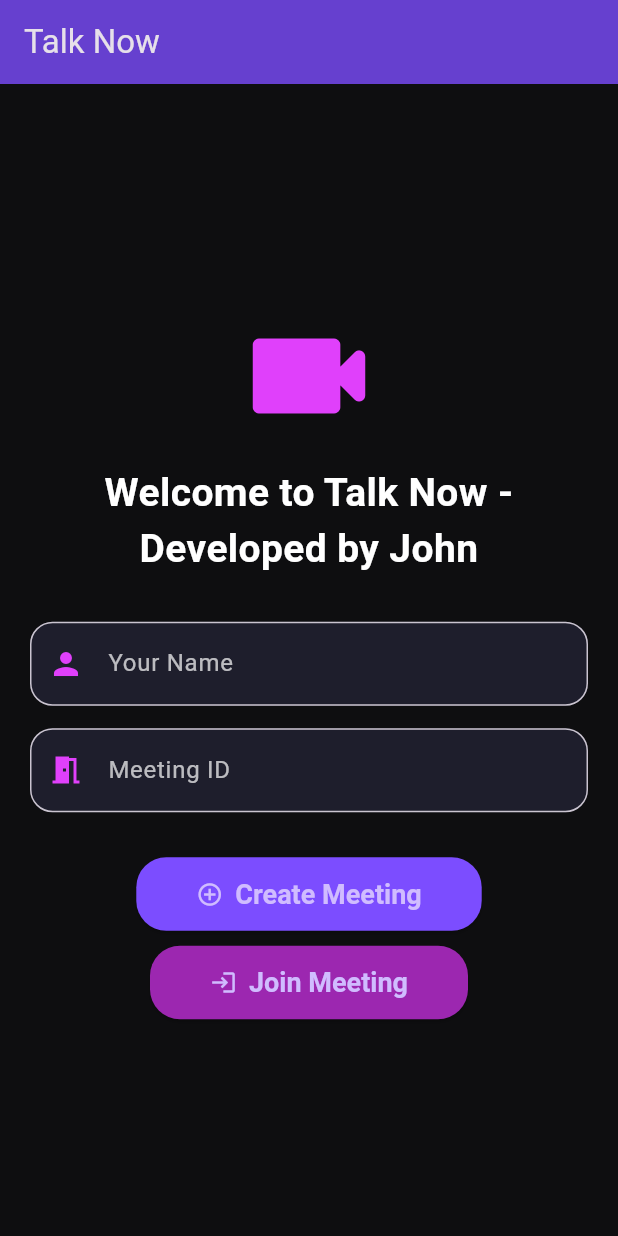
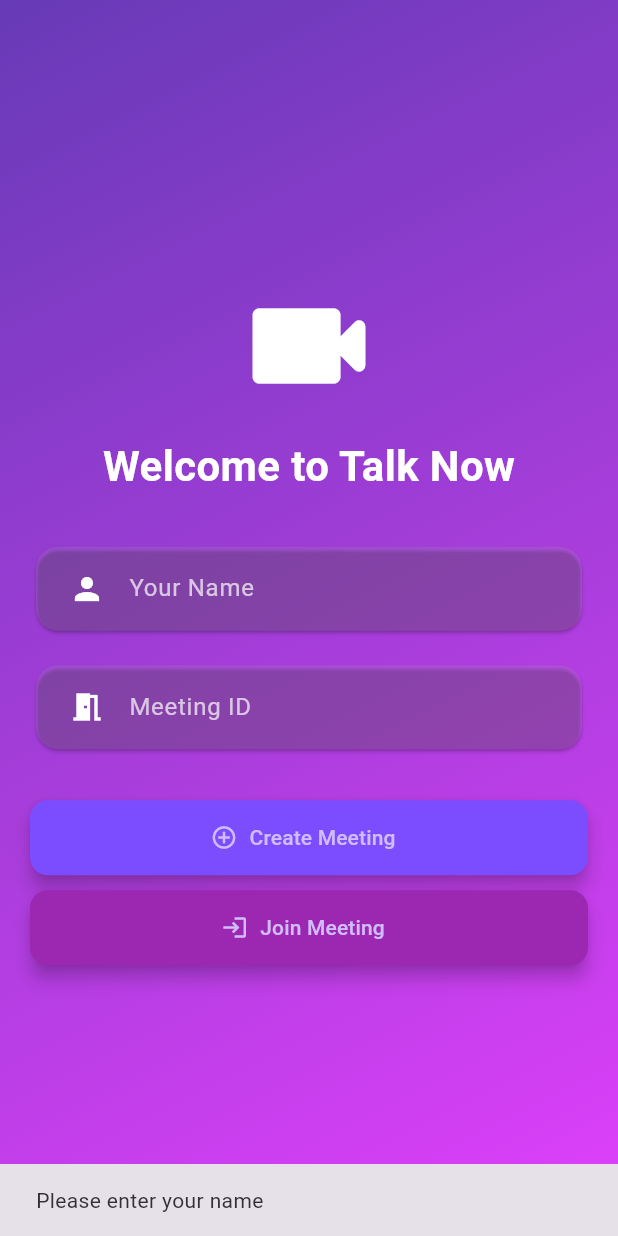
Before and after one commit to John-matipei/talkNow, a Flutter app: the screen it shows after launch, after a tap on "Create Meeting", on a phone screen of 412 x 824 dp. Run offline on Flutter 3.47's test engine with Material 3 defaults, Android fonts, the phone set to English and light mode, and no system bars; missing offline and left inert: clipboard, flutter_webrtc; network calls fail.

Commit message:
Updated Talk Now app: improved UI and fixed backend integration

```diff
--- a/lib/main.dart
+++ b/lib/main.dart
@@ -1,9 +1,10 @@
 import 'dart:convert';
 import 'package:flutter/material.dart';
 import 'package:flutter_webrtc/flutter_webrtc.dart';
+import 'package:http/http.dart' as http;
+import 'package:clipboard/clipboard.dart';
 import 'dart:io';
 
-// Replace with your backend IP or hosted URL
 const backendIP = '192.168.0.107';
 final backendBaseUrl = 'http://$backendIP:5000';
 final wsUrl = 'ws://$backendIP:5000/ws';
@@ -20,90 +21,213 @@ class TalkNowApp extends StatelessWidget {
     return MaterialApp(
       debugShowCheckedModeBanner: false,
       title: 'Talk Now',
-      theme: ThemeData.dark().copyWith(
-        primaryColor: Colors.deepPurpleAccent,
-        scaffoldBackgroundColor: const Color(0xFF0E0E10),
-        inputDecorationTheme: InputDecorationTheme(
-          filled: true,
-          fillColor: const Color(0xFF1E1E2C),
-          border: OutlineInputBorder(
-            borderRadius: BorderRadius.circular(15),
-            borderSide: const BorderSide(color: Colors.deepPurple),
-          ),
-          focusedBorder: OutlineInputBorder(
-            borderRadius: BorderRadius.circular(15),
-            borderSide: const BorderSide(color: Colors.purpleAccent, width: 2),
-          ),
-          labelStyle: const TextStyle(color: Colors.white70),
-        ),
-        elevatedButtonTheme: ElevatedButtonThemeData(
-          style: ElevatedButton.styleFrom(
-            backgroundColor: Colors.deepPurpleAccent,
-            shape: RoundedRectangleBorder(
-              borderRadius: BorderRadius.circular(20),
-            ),
-            padding: const EdgeInsets.symmetric(horizontal: 40, vertical: 14),
-            textStyle: const TextStyle(fontSize: 18, fontWeight: FontWeight.bold),
-          ),
-        ),
-      ),
-      home: const MeetingHomePage(),
+      theme: ThemeData.dark(),
+      home: const LandingPage(),
     );
   }
 }
 
-class MeetingHomePage extends StatefulWidget {
-  const MeetingHomePage({super.key});
+// Landing Page
+class LandingPage extends StatefulWidget {
+  const LandingPage({super.key});
 
   @override
-  State<MeetingHomePage> createState() => _MeetingHomePageState();
+  State<LandingPage> createState() => _LandingPageState();
 }
 
-class _MeetingHomePageState extends State<MeetingHomePage> {
+class _LandingPageState extends State<LandingPage> {
   final usernameController = TextEditingController();
   final roomController = TextEditingController();
 
+  Future<void> _createMeeting() async {
+    final username = usernameController.text.trim();
+    if (username.isEmpty) {
+      ScaffoldMessenger.of(context).showSnackBar(
+        const SnackBar(content: Text('Please enter your name')),
+      );
+      return;
+    }
+
+    try {
+      final res = await http.post(
+        Uri.parse('$backendBaseUrl/create-meeting'),
+        headers: {'Content-Type': 'application/json'},
+        body: jsonEncode({'username': username}),
+      );
+
+      if (res.statusCode == 200) {
+        final data = jsonDecode(res.body);
+        final meetingId = data['meetingId'];
+        if (!mounted) return;
+        Navigator.push(
+          context,
+          MaterialPageRoute(
+            builder: (_) => MeetingPage(meetingId: meetingId, username: username),
+          ),
+        );
+      } else {
+        ScaffoldMessenger.of(context).showSnackBar(
+          SnackBar(content: Text('Failed to create meeting. Server responded with ${res.statusCode}')),
+        );
+      }
+    } catch (e) {
+      ScaffoldMessenger.of(context).showSnackBar(
+        SnackBar(content: Text('Could not reach server: $e')),
+      );
+    }
+  }
+
+  void _joinMeeting() {
+    final username = usernameController.text.trim();
+    final meetingId = roomController.text.trim();
+
+    if (username.isEmpty || meetingId.isEmpty) {
+      ScaffoldMessenger.of(context).showSnackBar(
+        const SnackBar(content: Text('Please enter name and meeting ID')),
+      );
+      return;
+    }
+
+    Navigator.push(
+      context,
+      MaterialPageRoute(
+        builder: (_) => MeetingPage(meetingId: meetingId, username: username),
+      ),
+    );
+  }
+
+  @override
+  Widget build(BuildContext context) {
+    return Scaffold(
+      body: Container(
+        decoration: const BoxDecoration(
+          gradient: LinearGradient(
+            colors: [Colors.deepPurple, Colors.purpleAccent],
+            begin: Alignment.topLeft,
+            end: Alignment.bottomRight,
+          ),
+        ),
+        child: Center(
+          child: SingleChildScrollView(
+            padding: const EdgeInsets.all(20),
+            child: Column(
+              children: [
+                const Icon(Icons.videocam_rounded, size: 100, color: Colors.white),
+                const SizedBox(height: 10),
+                const Text(
+                  "Welcome to Talk Now",
+                  style: TextStyle(
+                      fontSize: 28, fontWeight: FontWeight.bold, color: Colors.white),
+                ),
+                const SizedBox(height: 30),
+                Card(
+                  shape: RoundedRectangleBorder(borderRadius: BorderRadius.circular(15)),
+                  color: Colors.white.withOpacity(0.1),
+                  child: Padding(
+                    padding: const EdgeInsets.symmetric(horizontal: 10),
+                    child: TextField(
+                      controller: usernameController,
+                      style: const TextStyle(color: Colors.white),
+                      decoration: const InputDecoration(
+                        labelText: 'Your Name',
+                        prefixIcon: Icon(Icons.person, color: Colors.white),
+                        labelStyle: TextStyle(color: Colors.white70),
+                        border: InputBorder.none,
+                      ),
+                    ),
+                  ),
+                ),
+                const SizedBox(height: 15),
+                Card(
+                  shape: RoundedRectangleBorder(borderRadius: BorderRadius.circular(15)),
+                  color: Colors.white.withOpacity(0.1),
+                  child: Padding(
+                    padding: const EdgeInsets.symmetric(horizontal: 10),
+                    child: TextField(
+                      controller: roomController,
+                      style: const TextStyle(color: Colors.white),
+                      decoration: const InputDecoration(
+                        labelText: 'Meeting ID',
+                        prefixIcon: Icon(Icons.meeting_room, color: Colors.white),
+                        labelStyle: TextStyle(color: Colors.white70),
+                        border: InputBorder.none,
+                      ),
+                    ),
+                  ),
+                ),
+                const SizedBox(height: 30),
+                ElevatedButton.icon(
+                  onPressed: _createMeeting,
+                  icon: const Icon(Icons.add_circle_outline),
+                  label: const Text('Create Meeting'),
+                  style: ElevatedButton.styleFrom(
+                    minimumSize: const Size.fromHeight(50),
+                    backgroundColor: Colors.deepPurpleAccent,
+                    shape: RoundedRectangleBorder(
+                        borderRadius: BorderRadius.circular(12)),
+                    elevation: 5,
+                  ),
+                ),
+                const SizedBox(height: 10),
+                ElevatedButton.icon(
+                  onPressed: _joinMeeting,
+                  icon: const Icon(Icons.login),
+                  label: const Text('Join Meeting'),
+                  style: ElevatedButton.styleFrom(
+                    minimumSize: const Size.fromHeight(50),
+                    backgroundColor: Colors.purple,
+                    shape: RoundedRectangleBorder(
+                        borderRadius: BorderRadius.circular(12)),
+                    elevation: 5,
+                  ),
+                ),
+              ],
+            ),
+          ),
+        ),
+      ),
+    );
+  }
+}
+
+// Meeting Page
+class MeetingPage extends StatefulWidget {
+  final String meetingId;
+  final String username;
+  const MeetingPage({super.key, required this.meetingId, required this.username});
+
+  @override
+  State<MeetingPage> createState() => _MeetingPageState();
+}
+
+class _MeetingPageState extends State<MeetingPage> {
   final localRenderer = RTCVideoRenderer();
   final remoteRenderer = RTCVideoRenderer();
-
   RTCPeerConnection? peerConnection;
   MediaStream? localStream;
   WebSocket? socket;
-
-  bool inMeeting = false;
-  String? meetingId;
-  String? username;
+  List<String> participants = [];
 
   @override
   void initState() {
     super.initState();
-    _initializeRenderers();
+    _initRenderers();
+    _initMeeting();
   }
 
-  Future<void> _initializeRenderers() async {
+  Future<void> _initRenderers() async {
     await localRenderer.initialize();
     await remoteRenderer.initialize();
-    setState(() {}); // safe to rebuild
-  }
-
-  @override
-  void dispose() {
-    localRenderer.dispose();
-    remoteRenderer.dispose();
-    socket?.close();
-    super.dispose();
   }
 
   Future<void> _initLocalStream() async {
-    localStream = await navigator.mediaDevices.getUserMedia({
-      'audio': true,
-      'video': {'facingMode': 'user'}
-    });
+    localStream = await navigator.mediaDevices
+        .getUserMedia({'audio': true, 'video': {'facingMode': 'user'}});
     localRenderer.srcObject = localStream;
   }
 
   Future<void> _createPeerConnection() async {
-    peerConnection ??= await createPeerConnection({
+    peerConnection = await createPeerConnection({
       'iceServers': [
         {'urls': 'stun:stun.l.google.com:19302'}
       ]
@@ -111,9 +235,9 @@ class _MeetingHomePageState extends State<MeetingHomePage> {
 
     peerConnection!.onIceCandidate = (candidate) {
       if (candidate != null) {
-        socket?.add(jsonEncode({
+        socket!.add(jsonEncode({
           'type': 'candidate',
-          'meetingId': meetingId,
+          'meetingId': widget.meetingId,
           'candidate': candidate.candidate,
           'sdpMid': candidate.sdpMid,
           'sdpMLineIndex': candidate.sdpMLineIndex
@@ -124,6 +248,7 @@ class _MeetingHomePageState extends State<MeetingHomePage> {
     peerConnection!.onTrack = (event) {
       if (event.streams.isNotEmpty) {
         remoteRenderer.srcObject = event.streams[0];
+        setState(() {});
       }
     };
 
@@ -134,181 +259,107 @@ class _MeetingHomePageState extends State<MeetingHomePage> {
 
   Future<void> _connectSocket() async {
     socket = await WebSocket.connect(wsUrl);
-
     socket!.listen((event) async {
       final data = jsonDecode(event);
       switch (data['type']) {
         case 'offer':
           await _createPeerConnection();
           await peerConnection!.setRemoteDescription(
-            RTCSessionDescription(data['sdp'], 'offer'),
-          );
+              RTCSessionDescription(data['sdp'], data['type']));
           final answer = await peerConnection!.createAnswer();
           await peerConnection!.setLocalDescription(answer);
           socket!.add(jsonEncode({
             'type': 'answer',
-            'meetingId': meetingId,
-            'sdp': answer.sdp,
+            'meetingId': widget.meetingId,
+            'sdp': answer.sdp
           }));
           break;
-
         case 'answer':
           await peerConnection!.setRemoteDescription(
-            RTCSessionDescription(data['sdp'], 'answer'),
-          );
+              RTCSessionDescription(data['sdp'], data['type']));
           break;
-
         case 'candidate':
-          await peerConnection!.addCandidate(
-            RTCIceCandidate(data['candidate'], data['sdpMid'], data['sdpMLineIndex']),
-          );
+          await peerConnection!.addCandidate(RTCIceCandidate(
+              data['candidate'], data['sdpMid'], data['sdpMLineIndex']));
           break;
       }
     });
 
-    socket!.add(jsonEncode({
-      'type': 'joinRoom',
-      'meetingId': meetingId,
-      'username': username,
-    }));
+    socket!.add(jsonEncode(
+        {'type': 'joinRoom', 'meetingId': widget.meetingId, 'username': widget.username}));
+    participants.add(widget.username);
   }
 
-  Future<void> createMeeting() async {
+  Future<void> _initMeeting() async {
     await _initLocalStream();
-    final res = await HttpClient()
-        .postUrl(Uri.parse('$backendBaseUrl/create-meeting'))
-        .then((req) => req.close());
-    final body = await res.transform(utf8.decoder).join();
-    final data = jsonDecode(body);
-
-    meetingId = data['meetingId'];
-    username = usernameController.text.trim();
-    if (username!.isEmpty) return;
-
     await _connectSocket();
     await _createPeerConnection();
-
     final offer = await peerConnection!.createOffer();
     await peerConnection!.setLocalDescription(offer);
-
-    socket!.add(jsonEncode({
-      'type': 'offer',
-      'meetingId': meetingId,
-      'sdp': offer.sdp,
-    }));
-
-    setState(() => inMeeting = true); // update UI after everything is ready
+    socket!.add(jsonEncode({'type': 'offer', 'meetingId': widget.meetingId, 'sdp': offer.sdp}));
   }
 
-  Future<void> joinMeeting() async {
-    await _initLocalStream();
-    meetingId = roomController.text.trim();
-    username = usernameController.text.trim();
-    if (meetingId!.isEmpty || username!.isEmpty) return;
-
-    await _connectSocket();
-    await _createPeerConnection();
-
-    setState(() => inMeeting = true); // update UI after setup
-  }
-
-  void endMeeting() {
+  void _endMeeting() {
     localStream?.getTracks().forEach((track) => track.stop());
     peerConnection?.close();
     socket?.close();
-    peerConnection = null;
-    setState(() => inMeeting = false);
+    Navigator.pop(context);
+  }
+
+  void _shareMeetingId() {
+    FlutterClipboard.copy(widget.meetingId).then((_) {
+      ScaffoldMessenger.of(context)
+          .showSnackBar(const SnackBar(content: Text('Meeting ID copied!')));
+    });
   }
 
   @override
   Widget build(BuildContext context) {
     return Scaffold(
       appBar: AppBar(
-        title: const Text('Talk Now'),
-        backgroundColor: Colors.deepPurpleAccent.withOpacity(0.8),
+        title: Text('Meeting ID: ${widget.meetingId}'),
+        backgroundColor: Colors.deepPurpleAccent,
+        actions: [
+          IconButton(onPressed: _shareMeetingId, icon: const Icon(Icons.share))
+        ],
       ),
-      body: Padding(
-        padding: const EdgeInsets.all(20),
-        child: !inMeeting
-            ? Center(
-          child: SingleChildScrollView(
+      body: Column(
+        children: [
+          Expanded(
+              child: Container(
+                  margin: const EdgeInsets.all(8),
+                  decoration: BoxDecoration(
+                      border: Border.all(color: Colors.purpleAccent, width: 2),
+                      borderRadius: BorderRadius.circular(12)),
+                  child: RTCVideoView(localRenderer, mirror: true))),
+          Expanded(
+              child: Container(
+                  margin: const EdgeInsets.all(8),
+                  decoration: BoxDecoration(
+                      border: Border.all(color: Colors.purpleAccent, width: 2),
+                      borderRadius: BorderRadius.circular(12)),
+                  child: RTCVideoView(remoteRenderer))),
+          Padding(
+            padding: const EdgeInsets.all(8.0),
             child: Column(
               children: [
-                const Icon(Icons.videocam_rounded,
-                    size: 100, color: Colors.purpleAccent),
-                const SizedBox(height: 10),
-                const Text(
-                  "Welcome to Talk Now - Developed by John",
-                  style: TextStyle(
-                      fontSize: 26,
-                      fontWeight: FontWeight.bold,
-                      color: Colors.white),
-                  textAlign: TextAlign.center,
-                ),
-                const SizedBox(height: 30),
-                TextField(
-                  controller: usernameController,
-                  decoration: const InputDecoration(
-                    labelText: "Your Name",
-                    prefixIcon: Icon(Icons.person, color: Colors.purpleAccent),
-                  ),
-                ),
-                const SizedBox(height: 15),
-                TextField(
-                  controller: roomController,
-                  decoration: const InputDecoration(
-                    labelText: "Meeting ID",
-                    prefixIcon: Icon(Icons.meeting_room, color: Colors.purpleAccent),
-                  ),
-                ),
-                const SizedBox(height: 30),
-                ElevatedButton.icon(
-                  onPressed: createMeeting,
-                  icon: const Icon(Icons.add_circle_outline),
-                  label: const Text('Create Meeting'),
-                ),
+                Text('Participants: ${participants.join(", ")}',
+                    style: const TextStyle(fontSize: 16, color: Colors.white)),
                 const SizedBox(height: 10),
                 ElevatedButton.icon(
-                  onPressed: joinMeeting,
-                  icon: const Icon(Icons.login),
-                  label: const Text('Join Meeting'),
+                  onPressed: _endMeeting,
+                  icon: const Icon(Icons.call_end),
+                  label: const Text('End Meeting'),
                   style: ElevatedButton.styleFrom(
-                    backgroundColor: Colors.purple,
-                  ),
+                      backgroundColor: Colors.redAccent,
+                      minimumSize: const Size.fromHeight(50),
+                      shape: RoundedRectangleBorder(
+                          borderRadius: BorderRadius.circular(12))),
                 ),
               ],
             ),
-          ),
-        )
-            : Column(
-          children: [
-            Expanded(
-              child: ClipRRect(
-                borderRadius: BorderRadius.circular(15),
-                child: RTCVideoView(localRenderer, mirror: true),
-              ),
-            ),
-            const SizedBox(height: 10),
-            Expanded(
-              child: ClipRRect(
-                borderRadius: BorderRadius.circular(15),
-                child: RTCVideoView(remoteRenderer),
-              ),
-            ),
-            const SizedBox(height: 10),
-            ElevatedButton.icon(
-              onPressed: endMeeting,
-              icon: const Icon(Icons.call_end),
-              label: const Text('End Meeting'),
-              style: ElevatedButton.styleFrom(
-                backgroundColor: Colors.redAccent,
-                padding:
-                const EdgeInsets.symmetric(horizontal: 60, vertical: 14),
-              ),
-            ),
-            const SizedBox(height: 15),
-          ],
-        ),
+          )
+        ],
       ),
     );
   }
--- a/pubspec.yaml
+++ b/pubspec.yaml
@@ -18,6 +18,7 @@ dependencies:
   socket_io_client: ^3.1.2
   http: ^1.2.2
   flutter_webrtc: ^0.11.7
+  clipboard: ^0.1.3
 
 
 dev_dependencies:
```
Also changed, not shown: pubspec.lock.
